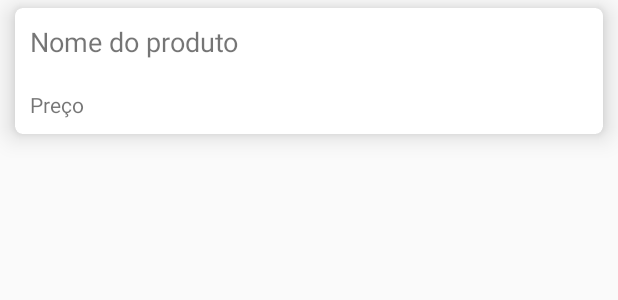
After one commit to anathayna/rule-them-all, an Android app: the layout product_card.xml on its own in the app's theme, with its tools: preview values and no code run, on a phone screen of 412 x 824 dp. The commit adds this screen. Shown: the top 300 px of the screen. Run offline under Robolectric (Android 15) with nearby library versions, the phone set to English and light mode, and no system bars.

```diff
--- a/app/build.gradle
+++ b/app/build.gradle
@@ -7,8 +7,8 @@ android {
     buildToolsVersion "30.0.2"
 
     compileOptions {
-        sourceCompatibility JavaVersion.VERSION_1_8
-        targetCompatibility JavaVersion.VERSION_1_8
+        sourceCompatibility = "8"
+        targetCompatibility = "8"
     }
 
     defaultConfig {
--- a/app/src/main/AndroidManifest.xml
+++ b/app/src/main/AndroidManifest.xml
@@ -17,5 +17,5 @@
             </intent-filter>
         </activity>
     </application>
-
+    <uses-permission android:name="android.permission.INTERNET"></uses-permission>
 </manifest>
--- /dev/null
+++ b/app/src/main/res/layout/product_card.xml
@@ -0,0 +1,33 @@
+<?xml version="1.0" encoding="utf-8"?>
+<androidx.cardview.widget.CardView xmlns:android="http://schemas.android.com/apk/res/android"
+    xmlns:app="http://schemas.android.com/apk/res-auto"
+    android:layout_width="match_parent"
+    android:layout_height="wrap_content"
+    android:layout_marginLeft="10dp"
+    android:layout_marginTop="5dp"
+    android:layout_marginRight="10dp"
+    android:layout_marginBottom="5dp"
+    app:cardCornerRadius="5dp"
+    app:cardElevation="10dp">
+
+    <LinearLayout
+        android:layout_width="match_parent"
+        android:layout_height="match_parent"
+        android:orientation="vertical">
+
+        <TextView
+            android:id="@+id/txtProductName"
+            android:layout_width="match_parent"
+            android:layout_height="wrap_content"
+            android:layout_margin="10dp"
+            android:text="@string/product_name"
+            android:textSize="18sp" />
+
+        <TextView
+            android:id="@+id/txtPrice"
+            android:layout_width="match_parent"
+            android:layout_height="wrap_content"
+            android:layout_margin="10dp"
+            android:text="@string/price" />
+    </LinearLayout>
+</androidx.cardview.widget.CardView>
--- a/app/src/main/res/values/strings.xml
+++ b/app/src/main/res/values/strings.xml
@@ -1,3 +1,5 @@
 <resources>
     <string name="app_name">Rule Them All</string>
+    <string name="product_name">Nome do produto</string>
+    <string name="price">Preço</string>
 </resources>
```
Also changed, not shown: app/src/main/java/br/fetter/rulethemall/activities/HomeListActivity.kt (+65 -1 lines), app/src/main/res/layout/activity_home_list.xml (deleted, +0 -9 lines), app/src/main/res/layout/home_list.xml (added, +23 -0 lines).
